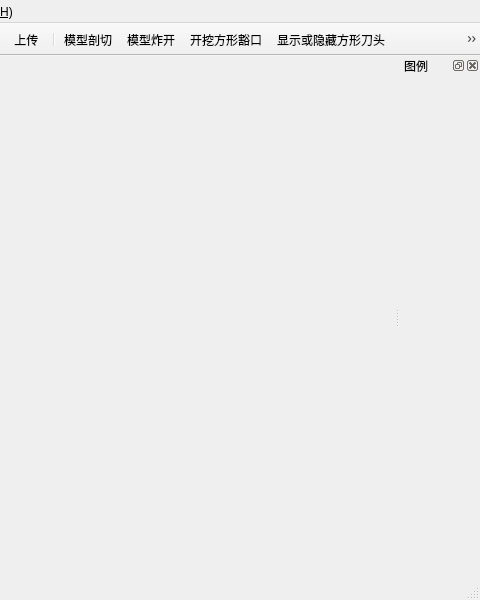
Before: the Qt Designer form src/MainWindow.ui in gongweixue/GVSClient, drawn with Qt 5; both pictures show x 420 to 900 and y 0 to 600 of the 900 by 600 pixel window.
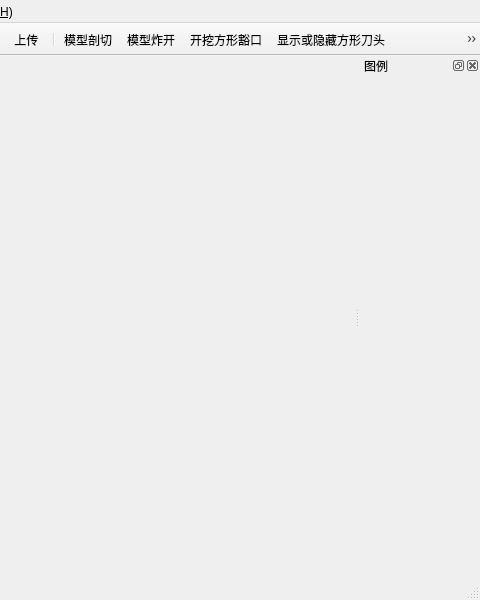
After: the same form once the commit is applied. Icons and pictures are not drawn.

Diff of the .ui file:
```diff
--- a/src/MainWindow.ui
+++ b/src/MainWindow.ui
@@ -178,8 +178,14 @@
   <widget class="QDockWidget" name="dockColorLegend">
    <property name="minimumSize">
     <size>
-     <width>80</width>
-     <height>160</height>
+     <width>120</width>
+     <height>240</height>
+    </size>
+   </property>
+   <property name="maximumSize">
+    <size>
+     <width>500</width>
+     <height>524287</height>
     </size>
    </property>
    <property name="features">
```
